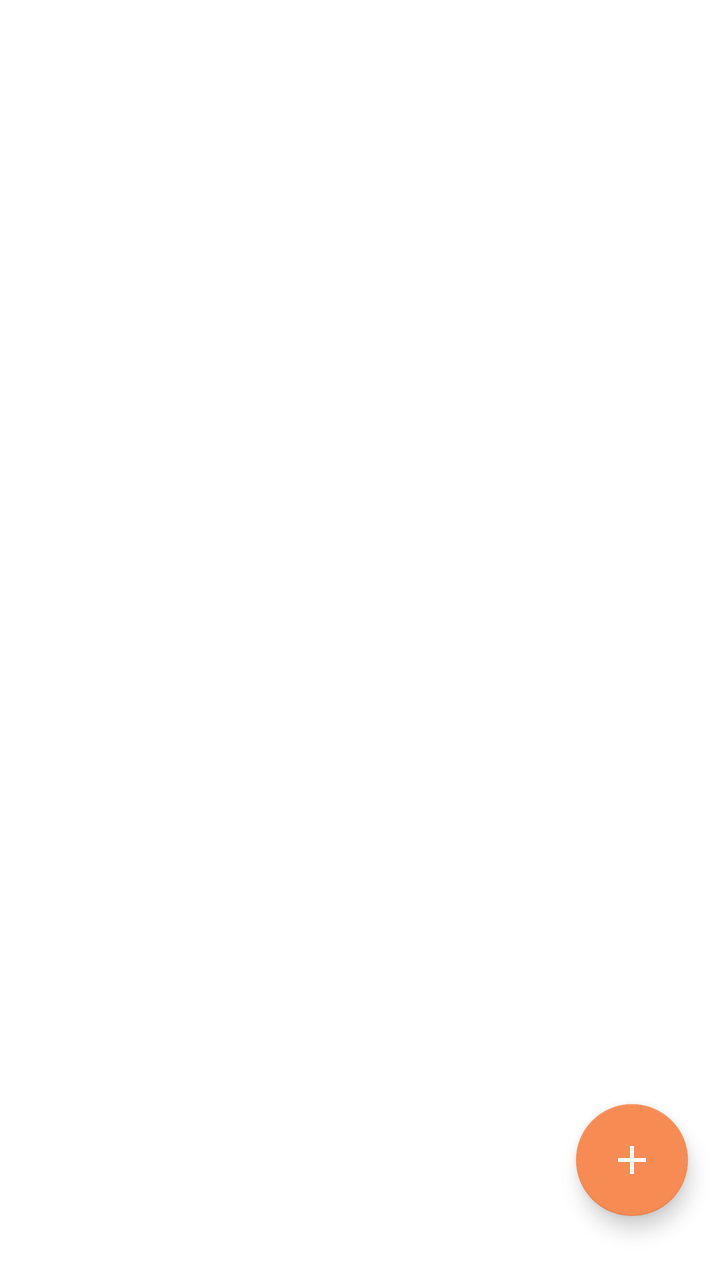
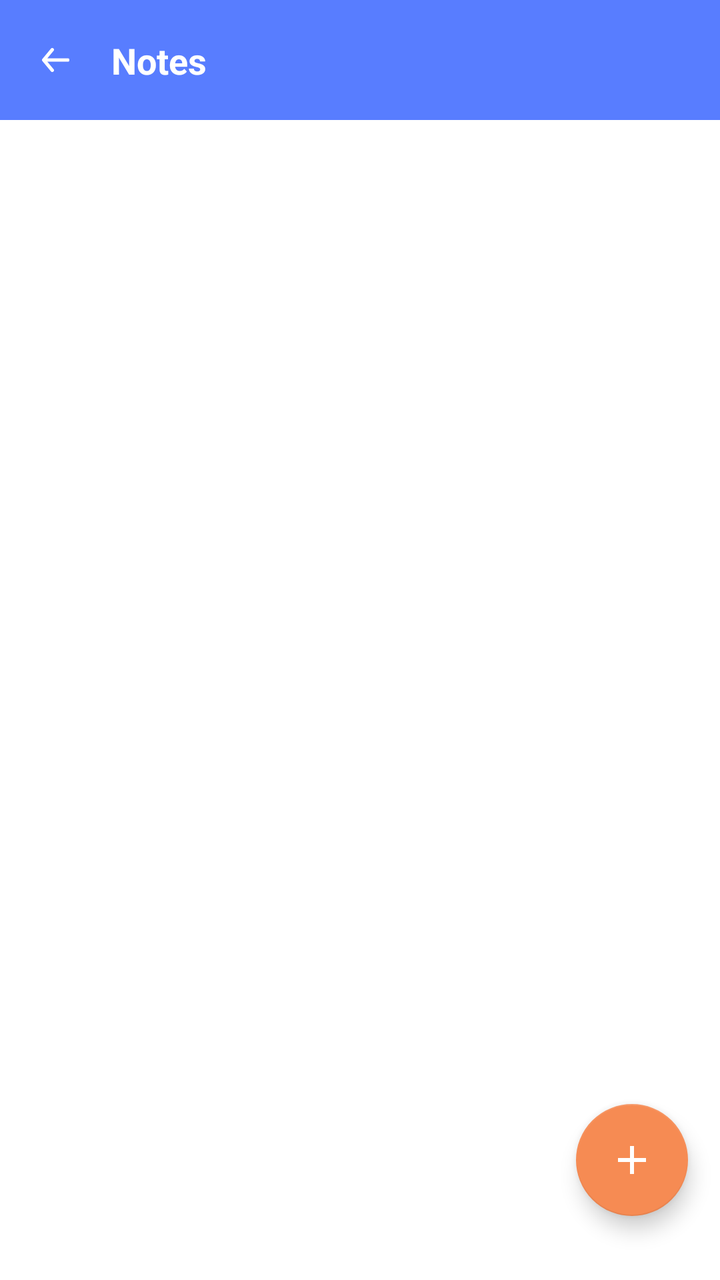

Before-and-after screenshots of an Android layout around one commit, followed by the original layout XML and the change that was made.
<!-- AndroidManifest.xml: application theme Theme.StudyShechdular -->
<!-- res/layout/activity_notes.xml -->
<?xml version="1.0" encoding="utf-8"?>
<androidx.constraintlayout.widget.ConstraintLayout
    xmlns:android="http://schemas.android.com/apk/res/android"
    xmlns:app="http://schemas.android.com/apk/res-auto"
    xmlns:tools="http://schemas.android.com/tools"
    android:layout_width="match_parent"
    android:layout_height="match_parent"
    tools:context=".ui.NotesActivity">

    <androidx.recyclerview.widget.RecyclerView
        android:id="@+id/recyclerView"
        android:layout_width="match_parent"
        android:layout_height="match_parent"
        android:layout_marginStart="8dp"
        android:layout_marginTop="8dp"
        android:layout_marginEnd="8dp"
        app:layout_constraintBottom_toBottomOf="parent"

        app:layout_constraintEnd_toEndOf="parent"
        app:layout_constraintStart_toStartOf="parent"
        app:layout_constraintTop_toTopOf="parent" />

    <com.google.android.material.floatingactionbutton.FloatingActionButton
        android:id="@+id/floatingActionButton"
        android:layout_width="wrap_content"
        android:layout_height="wrap_content"
        android:layout_marginEnd="16dp"
        android:layout_marginBottom="32dp"
        android:clickable="true"
        android:src="@drawable/ic_baseline_add_24"
        android:tint="@color/white"
        android:tintMode="@color/white"
        app:fabSize="normal"
        app:layout_constraintBottom_toBottomOf="parent"
        app:layout_constraintEnd_toEndOf="parent"
        app:rippleColor="@color/white" />
</androidx.constraintlayout.widget.ConstraintLayout>
<!-- resources referenced by this layout -->
<resources>
  <color name="white">#FFFFFFFF</color>
  <!-- drawable ic_baseline_add_24 (drawable) -->
  <vector xmlns:android="http://schemas.android.com/apk/res/android"
      android:width="24dp"
      android:height="24dp"
      android:viewportWidth="24"
      android:viewportHeight="24"
      android:tint="?attr/colorControlNormal">
    <path
        android:fillColor="@color/white"
        android:pathData="M19,13h-6v6h-2v-6H5v-2h6V5h2v6h6v2z"/>
  </vector>
  <style name="Theme.StudyShechdular" parent="Theme.MaterialComponents.DayNight.NoActionBar">
          
          <item name="colorPrimary">@color/lightBlue</item>
          <item name="colorPrimaryVariant">@color/lightBlue</item>
          <item name="colorOnPrimary">@color/white</item>
          
          <item name="colorSecondary">@color/teal_200</item>
          <item name="colorSecondaryVariant">@color/teal_700</item>
          <item name="colorOnSecondary">@color/white</item>
          
          <item name="android:statusBarColor" tools:targetApi="l">?attr/colorPrimaryVariant</item>
          
      </style>
  <color name="lightBlue">#587dff</color>
  <color name="teal_200">#f68b53</color>
  <color name="teal_700">#FF018786</color>
</resources>

<!-- the commit's change to res/layout/activity_notes.xml (unified diff, before → after) -->
@@ -6,19 +6,53 @@
     android:layout_width="match_parent"
     android:layout_height="match_parent"
     tools:context=".ui.NotesActivity">
+    <androidx.constraintlayout.widget.ConstraintLayout
+        android:id="@+id/constraintLayout3"
+        android:layout_width="match_parent"
+        android:layout_height="60dp"
+        android:background="@color/lightBlue"
+        app:layout_constraintEnd_toEndOf="parent"
+        app:layout_constraintStart_toStartOf="parent"
+        app:layout_constraintTop_toTopOf="parent">
+
+        <ImageView
+            android:id="@+id/back_notes"
+            android:layout_width="wrap_content"
+            android:layout_height="wrap_content"
+            android:padding="5dp"
+            android:layout_marginStart="16dp"
+            app:layout_constraintBottom_toBottomOf="parent"
+            app:layout_constraintEnd_toEndOf="parent"
+            app:layout_constraintHorizontal_bias="0.0"
+            app:layout_constraintStart_toStartOf="parent"
+            app:layout_constraintTop_toTopOf="parent"
+            app:srcCompat="@drawable/back" />
+
+        <TextView
+            android:id="@+id/textView2"
+            android:layout_width="wrap_content"
+            android:layout_height="wrap_content"
+            android:layout_marginStart="16dp"
+            android:textColor="@color/white"
+            android:textSize="18sp"
+            android:textStyle="bold"
+            android:text="Notes"
+            app:layout_constraintBottom_toBottomOf="@+id/back_notes"
+            app:layout_constraintStart_toEndOf="@+id/back_notes"
+            app:layout_constraintTop_toTopOf="@+id/back_notes" />
+    </androidx.constraintlayout.widget.ConstraintLayout>
 
     <androidx.recyclerview.widget.RecyclerView
         android:id="@+id/recyclerView"
         android:layout_width="match_parent"
-        android:layout_height="match_parent"
+        android:layout_height="0dp"
         android:layout_marginStart="8dp"
-        android:layout_marginTop="8dp"
         android:layout_marginEnd="8dp"
         app:layout_constraintBottom_toBottomOf="parent"
-
+android:layout_marginTop="8dp"
         app:layout_constraintEnd_toEndOf="parent"
         app:layout_constraintStart_toStartOf="parent"
-        app:layout_constraintTop_toTopOf="parent" />
+        app:layout_constraintTop_toBottomOf="@+id/constraintLayout3" />
 
     <com.google.android.material.floatingactionbutton.FloatingActionButton
         android:id="@+id/floatingActionButton"
<!-- resource entries referenced after the edit -->
@@ -1,6 +1,17 @@
 <!-- resources referenced by this layout -->
 <resources>
   <color name="white">#FFFFFFFF</color>
+  <!-- drawable back (drawable) -->
+  <vector xmlns:android="http://schemas.android.com/apk/res/android"
+      android:width="13.634dp"
+      android:height="11.931dp"
+      android:viewportWidth="13.634"
+      android:viewportHeight="11.931">
+    <path
+        android:pathData="M12.782,5.114L2.676,5.114l3.093,-3.713a0.853,0.853 0,0 0,-1.312 -1.091L0.2,5.421a1.021,1.021 0,0 0,-0.077 0.128,0.108 0.108,0 0,1 -0.06,0.111 0.852,0.852 0,0 0,-0.06 0.307,0.852 0.852,0 0,0 0.06,0.307 0.108,0.108 0,0 0,0.06 0.111,1.021 1.021,0 0,0 0.077,0.128l4.261,5.113a0.853,0.853 0,0 0,1.314 -1.089l-3.093,-3.715h10.1a0.852,0.852 0,1 0,0 -1.7z"
+        android:fillColor="#fff"
+        android:fillType="evenOdd"/>
+  </vector>
   <!-- drawable ic_baseline_add_24 (drawable) -->
   <vector xmlns:android="http://schemas.android.com/apk/res/android"
       android:width="24dp"
